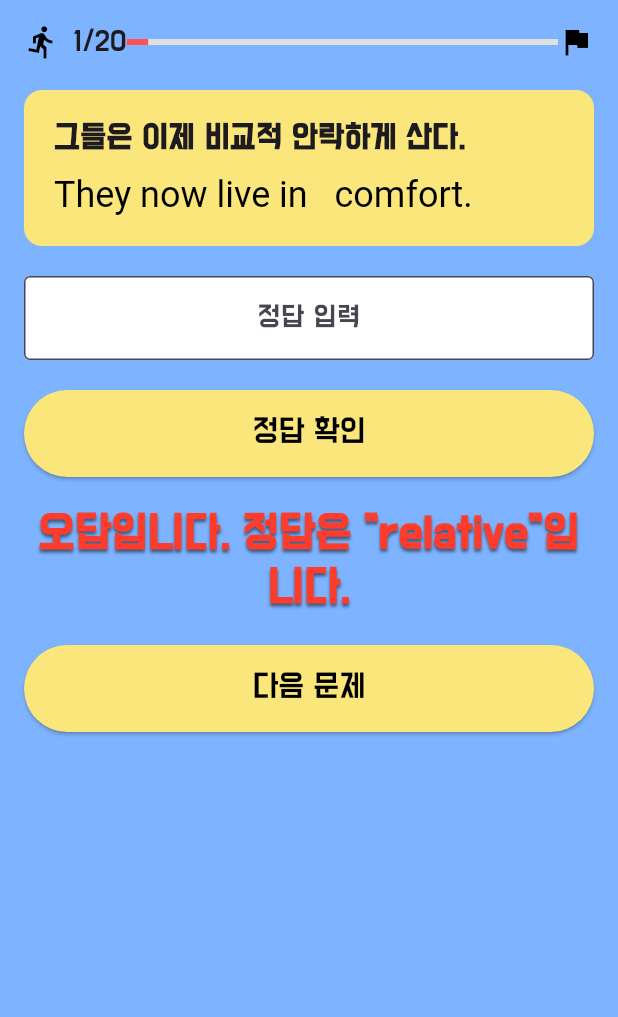
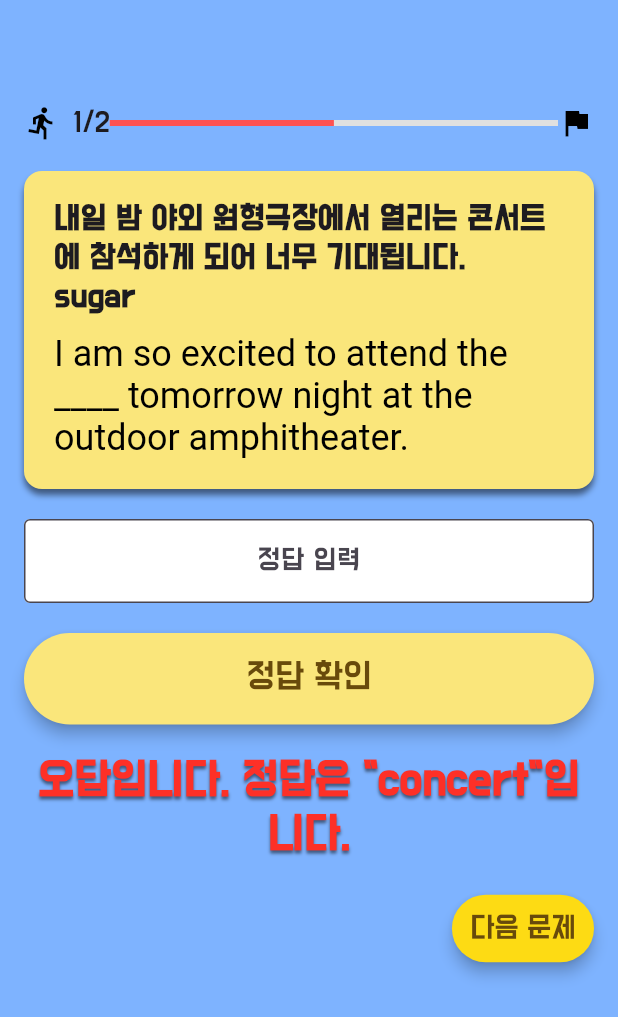
Before and after one commit to SungJuyeon/runner, a Flutter app: the Quiz screen opened by its route, after a tap on "정답 확인", on a phone screen of 412 x 824 dp. Shown: the top 1017 px of the screen. Run offline on Flutter 3.47's test engine with Material 3 defaults, Android fonts, the phone set to English and light mode, and no system bars; our stand-ins replace csv, firebase_core; accounts and stored records are empty.

Commit message:
문제풀기 디자인 수정

```diff
--- a/assets/wordBook/wordsBook1.csv
+++ b/assets/wordBook/wordsBook1.csv
@@ -28,7 +28,7 @@
 academy,학술원,I am currently studying at the prestigious academy of fine arts. ,I am currently studying at the prestigious ____ of fine arts.,저는 현재 명문 미술대학인 학술원에서 공부하고 있습니다.
 smile,미소짓다 미소,She gave me a warm smile when I told her the good news.,She gave me a warm ____ when I told her the good news.,"내가 그녀에게 좋은 소식을 전했을 때, 그녀는 따뜻한 미소를 지었다."
 season,계절,My favorite season is autumn because of the beautiful colors and cozy weather.,My favorite ____ is autumn because of the beautiful colors and cozy weather.,제가 가장 좋아하는 계절은 가을이에요. 아름다운 색감과 편안한 날씨 때문이죠.
-name,이름,My favorite band's name is The Beatles.,My favorite band's name is The Beatles.,제가 가장 좋아하는 밴드의 이름은 비틀즈예요.
+name,이름,My favorite band's name is The Beatles.,My favorite band's ____ is The Beatles.,제가 가장 좋아하는 밴드의 이름은 비틀즈예요.
 clock,시계,I glanced at the clock and realized I was running late. ,I glanced at the ____ and realized I was running late.,나는 시계를 흘깃 보고 늦어지고 있다는 것을 깨달았다.
 water,물,I need to drink more water to stay hydrated.,I need to drink more ____ to stay hydrated.,수분을 유지하려면 더 많은 물을 마셔야 해요.
 egg,알,I am craving a scrambled egg for breakfast.,I am craving a scrambled ____ for breakfast.,나는 아침으로 스크램블 에그를 먹고 싶어.
--- a/assets/wordBook/wordsBook3.csv
+++ b/assets/wordBook/wordsBook3.csv
@@ -28,7 +28,7 @@
 spectrum,스펙트럼,The rainbow displayed a beautiful spectrum of colors. ,The rainbow displayed a beautiful ____ of colors.,무지개는 아름다운 다양한 색상을 보여주었습니다.
 trigger,방아쇠 재빠른,The loud noise was a trigger for her anxiety. ,The loud noise was a ____ for her anxiety.,큰 소리는 그녀의 불안을 촉발시켰습니다.
 patch,깁는 헝겊,"I love to design and sew my own clothing creations, adding a unique patch to each one. ","I love to design and sew my own clothing creations, adding a unique ____ to each one.",저는 나만의 옷을 디자인하고 재봉해서 각각의 옷에 독특한 패치를 붙이는 걸 좋아합니다.
-comprise,포함하다,The team is comprised of talented individuals from various backgrounds.,The team is comprised of talented individuals from various backgrounds.,이 팀은 다양한 배경을 가진 재능 있는 개인들로 구성되어 있습니다.
+comprise,포함하다,The team is comprised of talented individuals from various backgrounds.,The team is ____ of talented individuals from various backgrounds.,이 팀은 다양한 배경을 가진 재능 있는 개인들로 구성되어 있습니다.
 regulate,규정하다,The government passed new laws to regulate the use of online data.,The government passed new laws to regulate the use of online data.,정부는 온라인 데이터 사용을 규제하기 위해 새로운 법률을 통과시켰습니다.
 shrink,줄어들다,I had to shrink the sweater in the dryer so that it would fit better. ,I had to ____ the sweater in the dryer so that it would fit better.,스웨터를 건조기에 넣어서 줄여야 좀 더 잘 맞을 겁니다.
 span,한 뼘,"The bridge's span extended across the river, connecting the two banks. ","The bridge's ______ extended across the river, connecting the two banks.",다리는 강을 가로질러 뻗어 두 강둑을 연결했다.
--- a/lib/pages/quiz.dart
+++ b/lib/pages/quiz.dart
@@ -1,5 +1,7 @@
-// pages/quiz.dart
 import 'package:flutter/material.dart';
+import 'package:flutter/services.dart' show rootBundle;
+import 'package:csv/csv.dart';
+import 'dart:math';
 
 class Quiz extends StatefulWidget {
   const Quiz({Key? key}) : super(key: key);
@@ -10,17 +12,56 @@
 
 class Quizstate extends State<Quiz> {
   final TextEditingController _controller = TextEditingController();
-  int currentQuestion = 1;
-  int totalQuestions = 20;
-  String questionKorean = '그들은 이제 비교적 안락하게 산다.';
-  String questionEnglish = 'They now live in ___ comfort.';
-  String correctAnswer = 'relative';
+  int currentQuestion = 0;
+  int totalQuestions = 2; //테스트로 2개 ( 20개로 수정 )
+  int correctCount = 0;
+  List<Question> questions = [];
   bool showResult = false;
   bool isCorrect = false;
 
+  @override
+  void initState() {
+    super.initState();
+    _loadQuestions();
+  }
+
+  Future<void> _loadQuestions() async {
+    List<WordList> wordbook = [];
+
+    // Load words from the three CSV files
+    for (int level = 1; level <= 3; level++) {
+      final String content = await rootBundle.loadString('assets/wordBook/wordsBook$level.csv');
+      final rows = const CsvToListConverter().convert(content);
+
+      for (var row in rows) {
+        if (row.length >= 5) {
+          String wordbookName = row[0].toString();
+          String additionalInfo = row[1].toString();
+          String sentenceEng = row[2].toString();
+          String sentenceBlankEng = row[3].toString();
+          String sentenceKor = row[4].toString();
+          wordbook.add(WordList(wordbookName, additionalInfo, sentenceEng, sentenceBlankEng, sentenceKor));
+        }
+      }
+    }
+
+    // Shuffle and select 20 random questions
+    wordbook.shuffle(Random());
+    questions = wordbook.take(totalQuestions).map((word) {
+      return Question(
+        questionKorean: word.sentenceKor,
+        questionEnglish: word.sentenceBlankEng,
+        correctAnswer: word.wordbookName,
+      );
+    }).toList();
+
+    setState(() {});
+  }
+
   void checkAnswer() {
     setState(() {
-      isCorrect = _controller.text.trim().toLowerCase() == correctAnswer.toLowerCase();
+      isCorrect = _controller.text.trim().toLowerCase() == questions[currentQuestion].correctAnswer.toLowerCase();
+      if (isCorrect) correctCount++;
       showResult = true;
     });
   }
@@ -29,21 +70,70 @@
     setState(() {
       _controller.clear();
       showResult = false;
-      // 임시로 다음 문제 설정
-      currentQuestion++;
-      questionKorean = '새로운 문제 해석입니다.';
-      questionEnglish = 'New question with ___ blank.';
-      correctAnswer = 'example'; // 예시 답변
+
+      // Only increment if there are more questions to display
+      if (currentQuestion < totalQuestions - 1) {
+        currentQuestion++;
+      } else {
+        _showScore(); // Call to show the score dialog
+      }
     });
   }
 
+
+  void _showScore() {
+    showDialog(
+      context: context,
+      builder: (BuildContext context) {
+        return AlertDialog(
+          backgroundColor: Color(0xFFDBE4F8),
+          title: Center(child: Text('🎉20m 완주🎉', style: TextStyle(fontSize: 24, color: Color(
+              0xFF3A88FA)))), // Title centered
+          content: Column(
+            mainAxisSize: MainAxisSize.min, // Ensure dialog doesn't take full height
+            children: [
+              Text(
+                '이번 러닝 결과: $correctCount m / 20m\n'
+                    '누적 러닝 결과: $correctCount m / 40m',
+                textAlign: TextAlign.center, // Center the content
+                style: TextStyle(fontSize: 18),
+              ),
+            ],
+          ),
+          actions: <Widget>[
+            Center( // Center the button
+              child: TextButton(
+                style: TextButton.styleFrom(
+                  backgroundColor: Color(0xFF7EB3FF), // Set button background color
+                  padding: EdgeInsets.symmetric(horizontal: 20, vertical: 10),
+                ),
+                child: Text(
+                  '홈으로 돌아가기',
+                  style: TextStyle(color: Colors.black), // Button text color
+                ),
+                onPressed: () {
+                  Navigator.of(context).pop(); // Close dialog
+                  Navigator.of(context).pop(); // Go back to the previous screen
+                },
+              ),
+            ),
+          ],
+        );
+      },
+    );
+  }
+
+
   @override
   Widget build(BuildContext context) {
+    if (questions.isEmpty) {
+      return Center(child: CircularProgressIndicator());
+    }
+
     return Scaffold(
       backgroundColor: Color(0xFF7EB3FF),
-
       body: Padding(
-        padding: const EdgeInsets.all(16.0),
+        padding: const EdgeInsets.only(left: 16.0, right: 16.0, top: 70.0),
         child: Column(
           mainAxisAlignment: MainAxisAlignment.start,
           crossAxisAlignment: CrossAxisAlignment.stretch,
@@ -53,10 +143,10 @@
               children: [
                 Icon(Icons.directions_run, color: Colors.black),
                 SizedBox(width: 8),
-                Text('$currentQuestion/$totalQuestions', style: TextStyle(fontSize: 16)),
+                Text('${currentQuestion + 1}/$totalQuestions', style: TextStyle(fontSize: 16)),
                 Expanded(
                   child: LinearProgressIndicator(
-                    value: currentQuestion / totalQuestions,
+                    value: (currentQuestion + 1) / totalQuestions,
                     backgroundColor: Colors.grey[300],
                     color: Colors.redAccent,
                   ),
@@ -72,12 +162,19 @@
               decoration: BoxDecoration(
                 color: Color(0xFFFAE67B),
                 borderRadius: BorderRadius.circular(12),
+                boxShadow: [ // Add shadow here
+                  BoxShadow(
+                    color: Color.fromARGB(128, 0, 0, 0), // Shadow color
+                    blurRadius: 3.0, // Blur radius
+                    offset: Offset(0, 4), // Shadow offset
+                  ),
+                ],
               ),
               child: Column(
                 crossAxisAlignment: CrossAxisAlignment.start,
                 children: [
                   Text(
-                    questionKorean,
+                    questions[currentQuestion].questionKorean,
                     style: TextStyle(fontSize: 18, fontWeight: FontWeight.bold),
                   ),
                   SizedBox(height: 10),
@@ -85,7 +182,7 @@
                     text: TextSpan(
                       children: [
                         TextSpan(
-                          text: questionEnglish.replaceAll('___', ' '),
+                          text: questions[currentQuestion].questionEnglish,
                           style: TextStyle(fontSize: 24, color: Colors.black),
                         ),
                       ],
@@ -114,12 +211,11 @@
               onPressed: checkAnswer,
               style: ElevatedButton.styleFrom(
                 backgroundColor: Color(0xFFFAE67B),
-                padding: EdgeInsets.symmetric(vertical: 16),
+                padding: EdgeInsets.symmetric(vertical: 16, horizontal: 16),
+                elevation: 4,
               ),
               child: Text('정답 확인',
-                  style: TextStyle(fontSize: 18,
-                    color: Colors.black,
-                  )
+                  style: TextStyle(fontSize: 20, color: Color(0xFF684A0B)),
               ),
             ),
 
@@ -128,17 +224,17 @@
               Padding(
                 padding: const EdgeInsets.symmetric(vertical: 20),
                 child: Text(
-                  isCorrect ? '정답입니다!' : '오답입니다. 정답은 "$correctAnswer"입니다.',
+                  isCorrect ? '정답입니다!' : '오답입니다. 정답은 "${questions[currentQuestion].correctAnswer}"입니다.',
                   textAlign: TextAlign.center,
                   style: TextStyle(
                     fontSize: 25,
-                    color: isCorrect ? Color(0xFFFDDB14) : Color(0xFFFF3C2B),
+                    color: isCorrect ? Color(0xFFFDDB14) : Color(0xFFFD3027),
                     fontWeight: FontWeight.bold,
                     shadows: [
                       Shadow(
                         offset: Offset(0, 2),
                         blurRadius: 2.0,
-                        color: Color.fromARGB(128, 0, 0, 0), // 텍스트 그림자 설정
+                        color: Color.fromARGB(128, 0, 0, 0),
                       ),
                     ],
                   ),
@@ -147,17 +243,21 @@
 
             // 다음 문제로 이동 버튼
             if (showResult)
-              ElevatedButton(
-                onPressed: nextQuestion,
-                style: ElevatedButton.styleFrom(
-                  backgroundColor: Color(0xFFFAE67B),
-                  padding: EdgeInsets.symmetric(vertical: 16),
-                ),
-                child: Text('다음 문제',
-                    style: TextStyle(
-                      fontSize: 18,
-                      color: Colors.black,
-                    )
+              Align(
+                alignment: Alignment.centerRight, // Align to the right
+                child: ElevatedButton(
+                  onPressed: nextQuestion,
+                  style: ElevatedButton.styleFrom(
+                    backgroundColor: Color(0xFFFDDB14),
+                    padding: EdgeInsets.symmetric(vertical: 12, horizontal: 12), // Smaller padding
+                    textStyle: TextStyle(fontSize: 17),
+                    elevation: 4,
+                  ),
+                  child: Text('다음 문제',style: TextStyle(
+                      fontFamily: 'dohyeon',
+                      color: Color(0xFF684A0B), // Text color
+                    ),
+                  ),
                 ),
               ),
           ],
@@ -166,3 +266,25 @@
     );
   }
 }
+
+class Question {
+  final String questionKorean;
+  final String questionEnglish;
+  final String correctAnswer;
+
+  Question({
+    required this.questionKorean,
+    required this.questionEnglish,
+    required this.correctAnswer,
+  });
+}
+
+class WordList {
+  String wordbookName;
+  String additionalInfo;
+  String sentenceEng;
+  String sentenceBlankEng;
+  String sentenceKor;
+
+  WordList(this.wordbookName, this.additionalInfo, this.sentenceEng, this.sentenceBlankEng, this.sentenceKor);
+}
```
Also changed, not shown: lib/pages/home.dart (+15 -15 lines), lib/pages/login.dart (+16 -10 lines), lib/pages/navigationBar.dart (+7 -5 lines), lib/pages/wordView.dart (+54 -19 lines).
